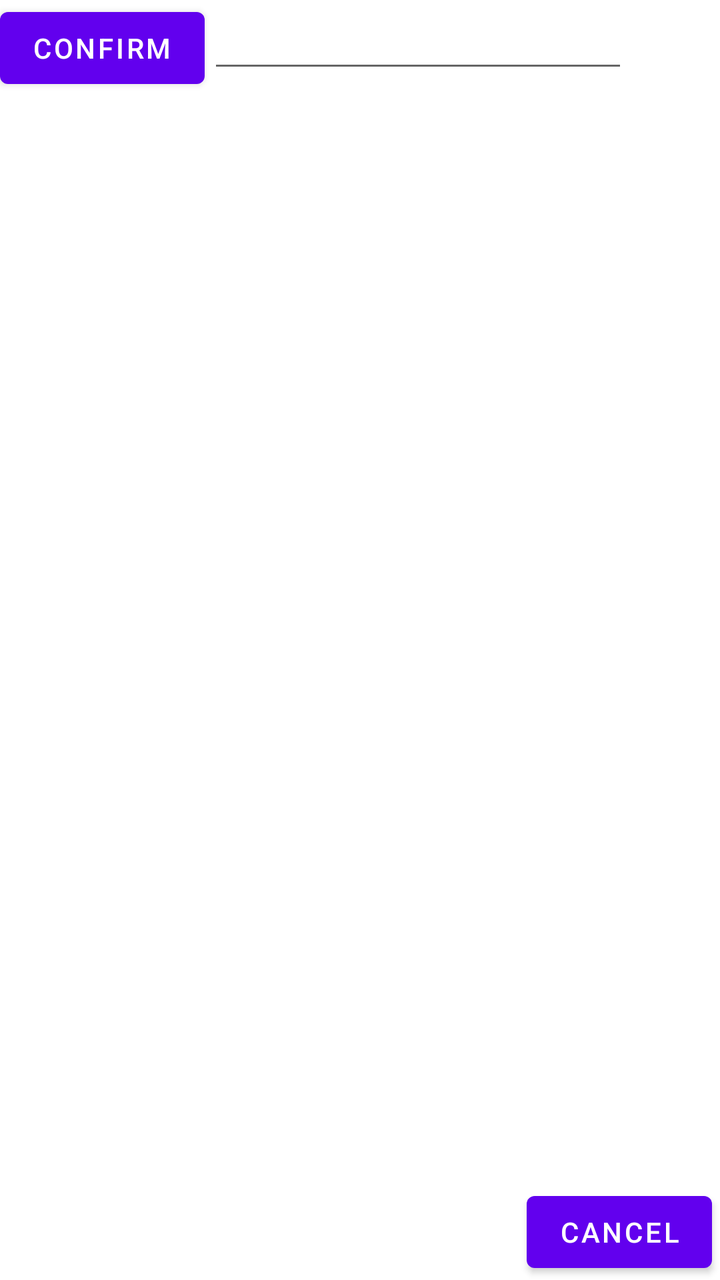
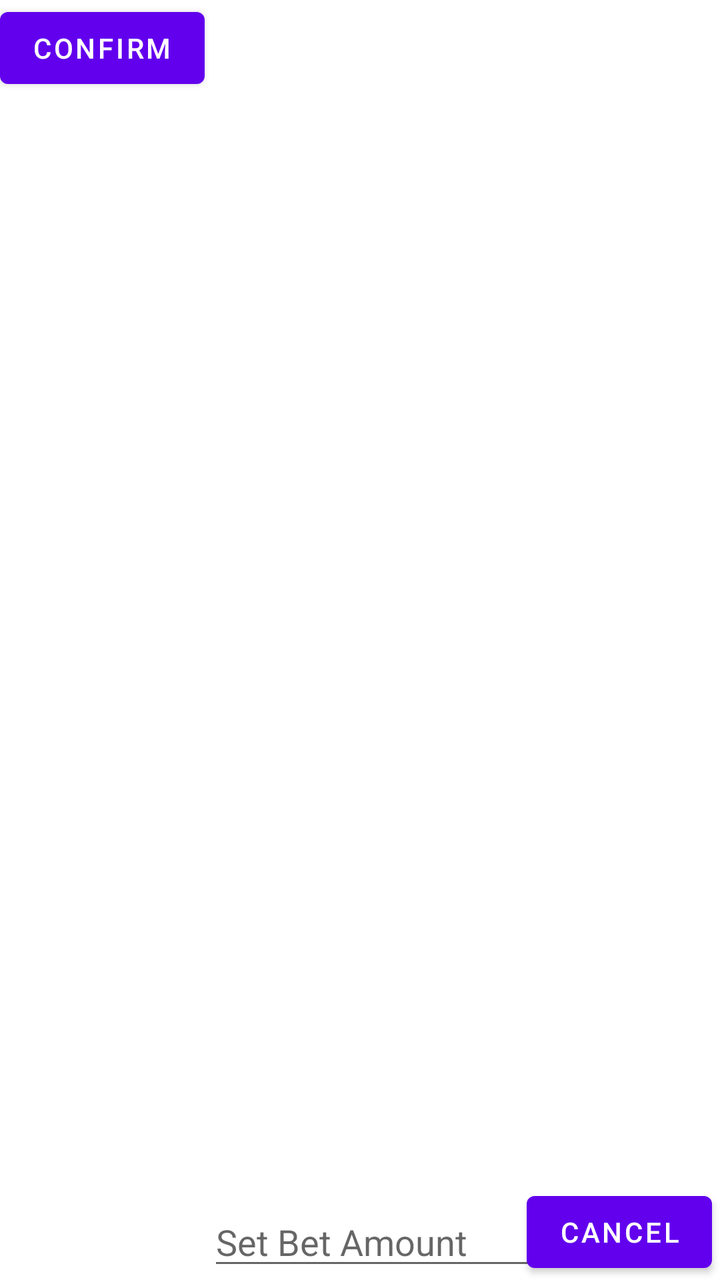

Screens rendered from an Android XML layout before and after an edit, with the pre-edit source and the edit as a unified diff.
<!-- AndroidManifest.xml: application theme Theme.GamblingBadger -->
<!-- res/layout/blackjack_set_bet_popup.xml -->
<?xml version="1.0" encoding="utf-8"?>
<androidx.constraintlayout.widget.ConstraintLayout xmlns:android="http://schemas.android.com/apk/res/android"
    xmlns:app="http://schemas.android.com/apk/res-auto"
    xmlns:tools="http://schemas.android.com/tools"
    android:layout_width="match_parent"
    android:layout_height="wrap_content"
    android:orientation="vertical">

    <Button
        android:id="@+id/ConfirmButton"
        android:layout_width="wrap_content"
        android:layout_height="wrap_content"
        android:text="Confirm"
        app:layout_constraintBottom_toBottomOf="parent"
        app:layout_constraintEnd_toStartOf="@+id/CancelButton"
        app:layout_constraintHorizontal_bias="0.0"
        app:layout_constraintStart_toStartOf="parent"
        app:layout_constraintTop_toTopOf="parent"
        app:layout_constraintVertical_bias="0.0" />

    <Button
        android:id="@+id/CancelButton"
        android:layout_width="wrap_content"
        android:layout_height="wrap_content"
        android:layout_marginEnd="4dp"
        android:text="Cancel"
        app:layout_constraintBottom_toBottomOf="parent"
        app:layout_constraintEnd_toEndOf="parent"
        app:layout_constraintTop_toTopOf="parent"
        app:layout_constraintVertical_bias="1.0" />

    <EditText
        android:id="@+id/TextInputSetBet"
        android:layout_width="wrap_content"
        android:layout_height="wrap_content"
        android:layout_marginStart="104dp"
        android:ems="10"
        android:inputType="textPersonName"
        android:text=""
        app:layout_constraintBottom_toBottomOf="parent"
        app:layout_constraintStart_toStartOf="parent"
        app:layout_constraintTop_toTopOf="parent"
        app:layout_constraintVertical_bias="0.0" />
</androidx.constraintlayout.widget.ConstraintLayout>
<!-- resources referenced by this layout -->
<resources>
  <style name="Theme.GamblingBadger" parent="Theme.MaterialComponents.DayNight.DarkActionBar">
          
          <item name="colorPrimary">@color/purple_500</item>
          <item name="colorPrimaryVariant">@color/purple_700</item>
          <item name="colorOnPrimary">@color/white</item>
          
          <item name="colorSecondary">@color/teal_200</item>
          <item name="colorSecondaryVariant">@color/teal_700</item>
          <item name="colorOnSecondary">@color/black</item>
          
          <item name="android:statusBarColor" tools:targetApi="l">?attr/colorPrimaryVariant</item>
          
      </style>
  <color name="purple_500">#FF6200EE</color>
  <color name="purple_700">#FF3700B3</color>
  <color name="white">#FFFFFFFF</color>
  <color name="teal_200">#FF03DAC5</color>
  <color name="teal_700">#FF018786</color>
  <color name="black">#FF000000</color>
</resources>

<!-- the commit's change to res/layout/blackjack_set_bet_popup.xml (unified diff, before → after) -->
@@ -3,8 +3,7 @@
     xmlns:app="http://schemas.android.com/apk/res-auto"
     xmlns:tools="http://schemas.android.com/tools"
     android:layout_width="match_parent"
-    android:layout_height="wrap_content"
-    android:orientation="vertical">
+    android:layout_height="wrap_content">
 
     <Button
         android:id="@+id/ConfirmButton"
@@ -35,10 +34,11 @@
         android:layout_height="wrap_content"
         android:layout_marginStart="104dp"
         android:ems="10"
+        android:hint="Set Bet Amount"
         android:inputType="textPersonName"
         android:text=""
         app:layout_constraintBottom_toBottomOf="parent"
         app:layout_constraintStart_toStartOf="parent"
         app:layout_constraintTop_toTopOf="parent"
-        app:layout_constraintVertical_bias="0.0" />
+        app:layout_constraintVertical_bias="1.0" />
 </androidx.constraintlayout.widget.ConstraintLayout>
